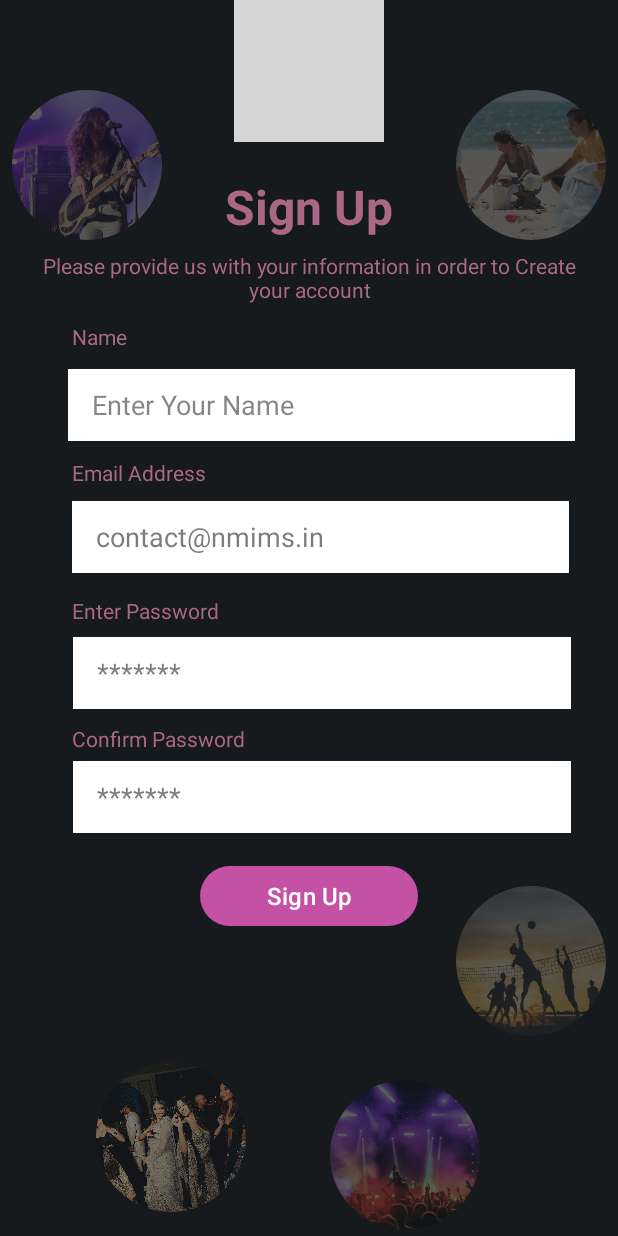
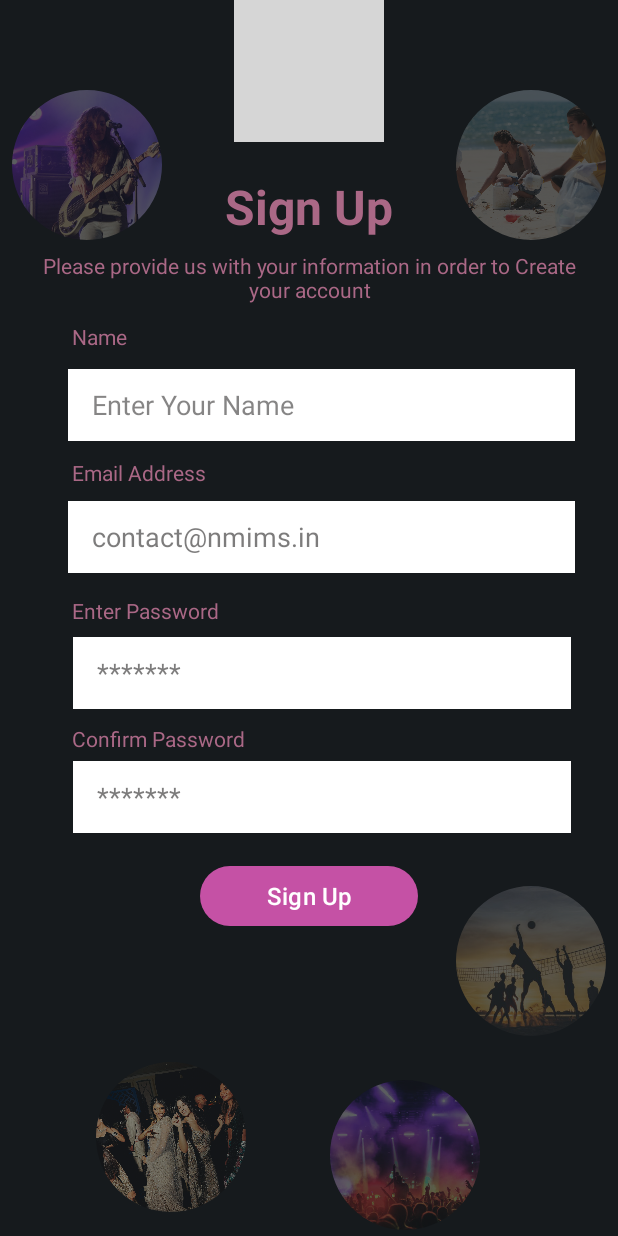
Before and after one commit to TiaGala16/TickeTingo, an Android app: the screen it shows after launch (SignUp), after a tap on "SIGNUP", on a phone screen of 412 x 824 dp. Run offline under Robolectric (Android 15) with nearby library versions, the light colour scheme and no system bars; our stand-ins replace Firebase (no records; nobody signed in at launch, a user with empty details on screens opened directly); grey boxes are pictures that could not be loaded.

Commit message:
sign up xml fixed

```diff
--- a/app/src/main/res/layout/activity_sign_up.xml
+++ b/app/src/main/res/layout/activity_sign_up.xml
@@ -75,7 +75,6 @@
         android:textSize="32sp"
         android:textStyle="bold"
         app:layout_constraintEnd_toEndOf="parent"
-        app:layout_constraintHorizontal_bias="0.0"
         app:layout_constraintStart_toStartOf="parent"
         app:layout_constraintTop_toTopOf="parent" />
 
@@ -99,12 +98,12 @@
 
     <EditText
         android:id="@+id/emailInput"
-        android:layout_width="331dp"
+        android:layout_width="338dp"
         android:layout_height="48dp"
         android:layout_marginHorizontal="40dp"
         android:layout_marginStart="48dp"
         android:layout_marginTop="9dp"
-        android:layout_marginEnd="162dp"
+        android:layout_marginEnd="31dp"
         android:background="@color/white"
         android:hint="contact@nmims.in"
         android:inputType="textEmailAddress"
@@ -113,7 +112,7 @@
         android:textColor="@color/black"
         android:textColorHint="#99262525"
         app:layout_constraintEnd_toEndOf="parent"
-        app:layout_constraintHorizontal_bias="0.0"
+        app:layout_constraintHorizontal_bias="0.5"
         app:layout_constraintStart_toStartOf="parent"
         app:layout_constraintTop_toBottomOf="@+id/textView7" />
 
```
